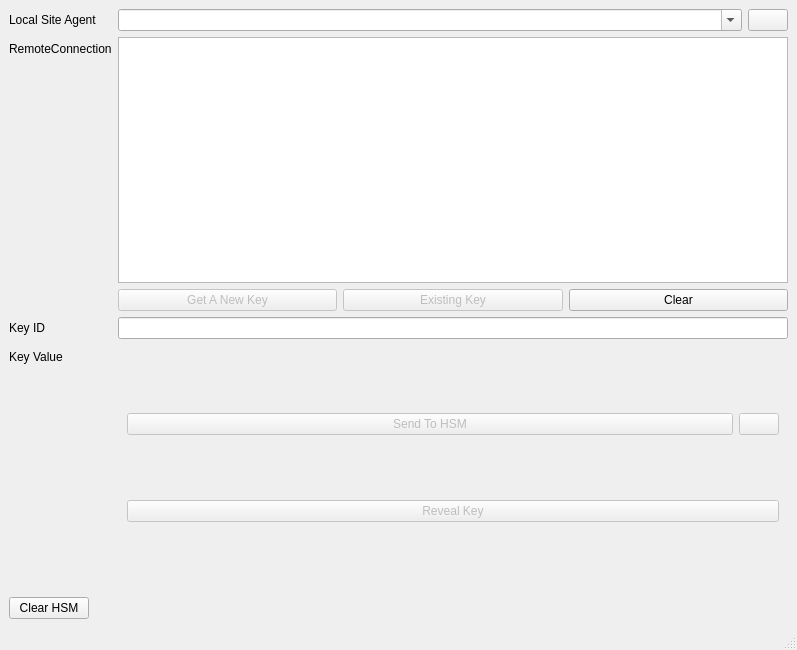
The window that src/UI/KeyViewer/KeyViewer.ui (Open-QKD-Network/cqptoolkit) describes before a commit, drawn with Qt 5.
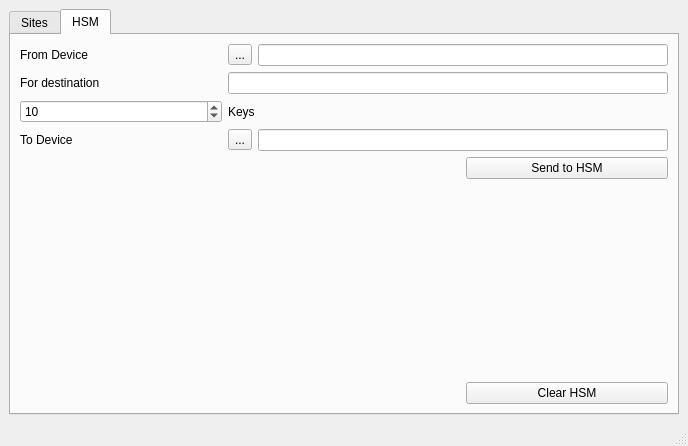
The same window after the commit. Icons and pictures are not drawn.

Commit message: PKCS modules are only created once added move dialog for keyviewer

Patch:
```diff
--- a/src/UI/KeyViewer/KeyViewer.ui
+++ b/src/UI/KeyViewer/KeyViewer.ui
@@ -11,8 +11,8 @@
    <rect>
     <x>0</x>
     <y>0</y>
-    <width>797</width>
-    <height>650</height>
+    <width>688</width>
+    <height>446</height>
    </rect>
   </property>
   <property name="windowTitle">
@@ -25,15 +25,25 @@
      <verstretch>0</verstretch>
     </sizepolicy>
    </property>
+   <layout class="QGridLayout" name="gridLayout">
+    <item row="1" column="1">
+     <widget class="QTabWidget" name="tabWidget">
+      <property name="currentIndex">
+       <number>1</number>
+      </property>
+      <widget class="QWidget" name="sitesTab">
+       <attribute name="title">
+        <string>Sites</string>
+       </attribute>
    <layout class="QFormLayout" name="formLayout">
-    <item row="3" column="0">
+        <item row="0" column="0">
      <widget class="QLabel" name="lblSiteAgent">
       <property name="text">
        <string>Local Site Agent</string>
       </property>
      </widget>
     </item>
-    <item row="3" column="1">
+        <item row="0" column="1">
      <layout class="QHBoxLayout" name="horizontalLayout_3">
       <item>
        <widget class="QComboBox" name="localSiteAgents">
@@ -61,21 +71,21 @@
       </item>
      </layout>
     </item>
-    <item row="8" column="0">
+        <item row="1" column="0">
      <widget class="QLabel" name="label_2">
       <property name="text">
        <string>RemoteConnection</string>
       </property>
      </widget>
     </item>
-    <item row="8" column="1">
+        <item row="1" column="1">
      <widget class="QListWidget" name="knownSites">
       <property name="alternatingRowColors">
        <bool>true</bool>
       </property>
      </widget>
     </item>
-    <item row="9" column="1">
+        <item row="2" column="1">
      <layout class="QHBoxLayout" name="horizontalLayout">
       <item>
        <widget class="QPushButton" name="getNewKey">
@@ -110,28 +120,28 @@
       </item>
      </layout>
     </item>
-    <item row="10" column="0">
+        <item row="3" column="0">
      <widget class="QLabel" name="label_3">
       <property name="text">
        <string>Key ID</string>
       </property>
      </widget>
     </item>
-    <item row="10" column="1">
+        <item row="3" column="1">
      <widget class="QLineEdit" name="keyId">
       <property name="readOnly">
        <bool>true</bool>
       </property>
      </widget>
     </item>
-    <item row="11" column="0">
+        <item row="4" column="0">
      <widget class="QLabel" name="label">
       <property name="text">
        <string>Key Value</string>
       </property>
      </widget>
     </item>
-    <item row="11" column="1">
+        <item row="4" column="1">
      <widget class="QStackedWidget" name="keyStack">
       <property name="sizePolicy">
        <sizepolicy hsizetype="Expanding" vsizetype="Expanding">
@@ -220,7 +230,103 @@
       </widget>
      </widget>
     </item>
-    <item row="12" column="0">
+       </layout>
+      </widget>
+      <widget class="QWidget" name="hsmTab">
+       <attribute name="title">
+        <string>HSM</string>
+       </attribute>
+       <layout class="QGridLayout" name="gridLayout_2">
+        <item row="3" column="2" colspan="2">
+         <widget class="QLineEdit" name="toHSM"/>
+        </item>
+        <item row="4" column="3">
+         <widget class="QPushButton" name="sendToHsm">
+          <property name="text">
+           <string>Send to HSM</string>
+          </property>
+          <property name="icon">
+           <iconset theme="forward"/>
+          </property>
+         </widget>
+        </item>
+        <item row="2" column="1" colspan="2">
+         <widget class="QLabel" name="label_6">
+          <property name="text">
+           <string>Keys</string>
+          </property>
+         </widget>
+        </item>
+        <item row="3" column="0">
+         <widget class="QLabel" name="label_5">
+          <property name="text">
+           <string>To Device</string>
+          </property>
+         </widget>
+        </item>
+        <item row="3" column="1">
+         <widget class="QToolButton" name="openDestHsm">
+          <property name="text">
+           <string>...</string>
+          </property>
+          <property name="icon">
+           <iconset theme="fileopen">
+            <normaloff>.</normaloff>.</iconset>
+          </property>
+         </widget>
+        </item>
+        <item row="2" column="0">
+         <widget class="QSpinBox" name="keysToSend">
+          <property name="value">
+           <number>10</number>
+          </property>
+         </widget>
+        </item>
+        <item row="1" column="0">
+         <widget class="QLabel" name="label_7">
+          <property name="text">
+           <string>For destination</string>
+          </property>
+         </widget>
+        </item>
+        <item row="1" column="1" colspan="3">
+         <widget class="QLineEdit" name="destination"/>
+        </item>
+        <item row="6" column="3">
+         <spacer name="verticalSpacer">
+          <property name="orientation">
+           <enum>Qt::Vertical</enum>
+          </property>
+          <property name="sizeHint" stdset="0">
+           <size>
+            <width>20</width>
+            <height>40</height>
+           </size>
+          </property>
+         </spacer>
+        </item>
+        <item row="0" column="2" colspan="2">
+         <widget class="QLineEdit" name="fromHSM"/>
+        </item>
+        <item row="0" column="0">
+         <widget class="QLabel" name="label_4">
+          <property name="text">
+           <string>From Device</string>
+          </property>
+         </widget>
+        </item>
+        <item row="0" column="1">
+         <widget class="QToolButton" name="openHsm">
+          <property name="text">
+           <string>...</string>
+          </property>
+          <property name="icon">
+           <iconset theme="fileopen">
+            <normaloff>.</normaloff>.</iconset>
+          </property>
+         </widget>
+        </item>
+        <item row="7" column="3">
      <widget class="QPushButton" name="clearHSM">
       <property name="text">
        <string>Clear HSM</string>
@@ -233,6 +339,10 @@
     </item>
    </layout>
   </widget>
+     </widget>
+    </item>
+   </layout>
+  </widget>
   <widget class="QMenuBar" name="menubar">
    <property name="geometry">
     <rect>
```
Left out of the diff: 2 changed lines with no effect on the pictures. Lines whose indentation alone changed are shown as unchanged. The commit also changes 6 other files.
